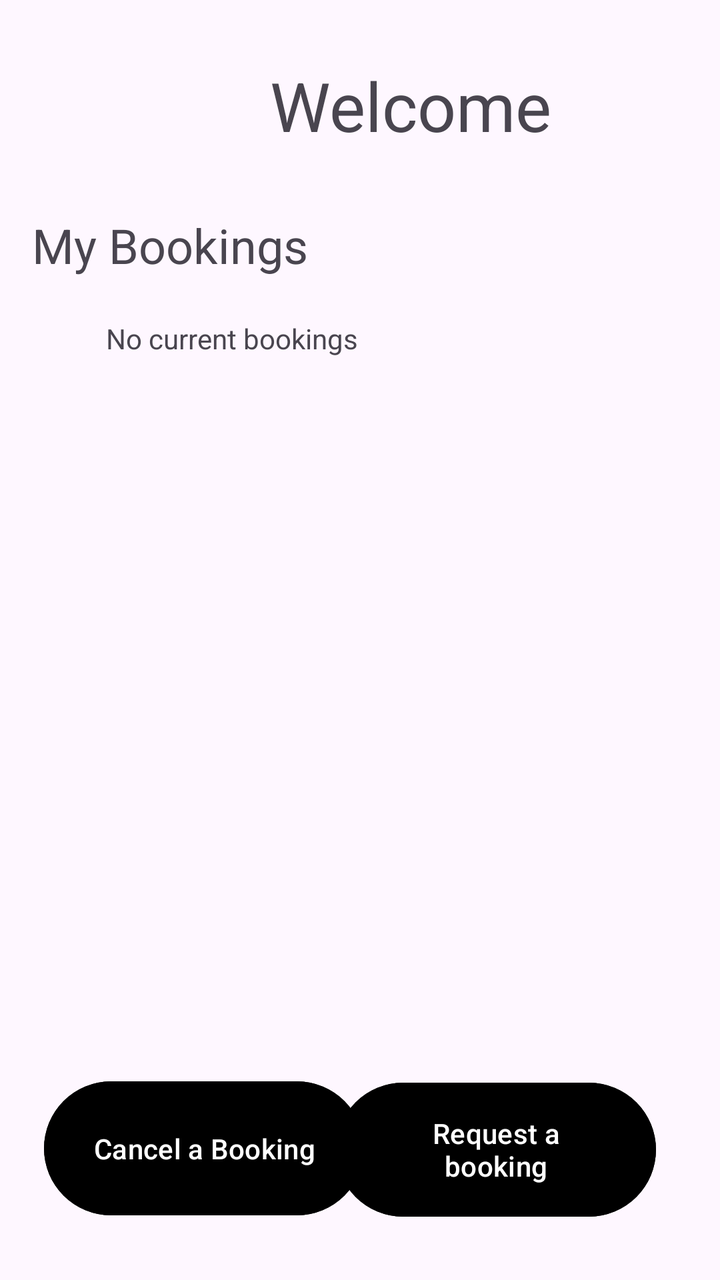
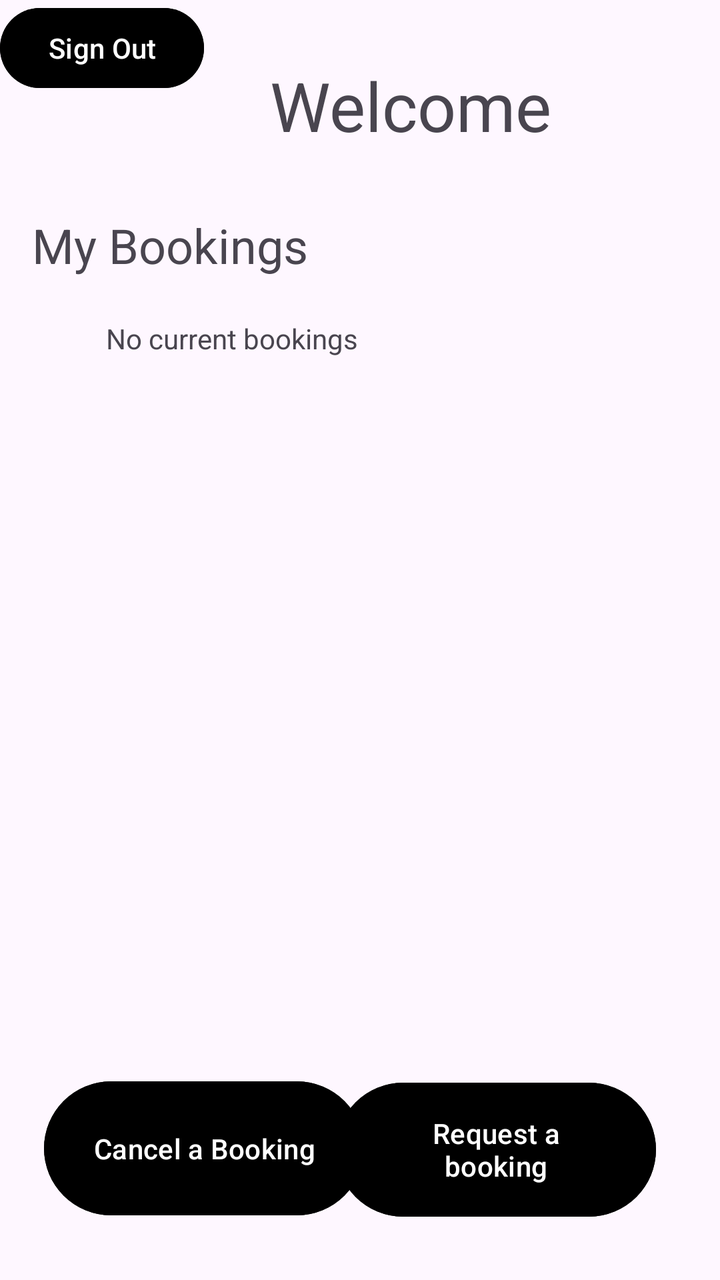

Two renders of the same Android screen: before a commit and after it. Below are the layout's source before the change and the commit's diff.
<!-- AndroidManifest.xml: application theme Theme.COMP2000Project -->
<!-- res/layout/activity_employee_main.xml -->
<?xml version="1.0" encoding="utf-8"?>
<androidx.constraintlayout.widget.ConstraintLayout xmlns:android="http://schemas.android.com/apk/res/android"
    xmlns:app="http://schemas.android.com/apk/res-auto"
    xmlns:tools="http://schemas.android.com/tools"
    android:id="@+id/main"
    android:layout_width="match_parent"
    android:layout_height="match_parent"
    tools:context=".Employee_Main_Activity">

    <TextView
        android:id="@+id/textView7"
        android:layout_width="wrap_content"
        android:layout_height="wrap_content"
        android:layout_marginStart="135dp"
        android:layout_marginTop="30dp"
        android:text="Welcome"
        android:textSize="34sp"
        app:layout_constraintStart_toStartOf="parent"
        app:layout_constraintTop_toTopOf="parent" />

    <TextView
        android:id="@+id/textView8"
        android:layout_width="wrap_content"
        android:layout_height="wrap_content"
        android:layout_marginStart="16dp"
        android:layout_marginTop="31dp"
        android:text="My Bookings"
        android:textSize="24sp"
        app:layout_constraintStart_toStartOf="parent"
        app:layout_constraintTop_toBottomOf="@+id/textView7" />

    <TextView
        android:id="@+id/textView9"
        android:layout_width="wrap_content"
        android:layout_height="wrap_content"
        android:layout_marginStart="53dp"
        android:layout_marginTop="21dp"
        android:text="No current bookings"
        app:layout_constraintStart_toStartOf="parent"
        app:layout_constraintTop_toBottomOf="@+id/textView8" />

    <Button
        android:id="@+id/btnEmployeeBookings"
        android:layout_width="160dp"
        android:layout_height="75dp"
        android:layout_marginStart="22dp"
        android:layout_marginTop="358dp"
        android:backgroundTint="@color/black"
        android:text="Cancel a Booking"
        app:layout_constraintStart_toStartOf="parent"
        app:layout_constraintTop_toBottomOf="@+id/textView9" />

    <Button
        android:id="@+id/btnEmployeeRequest"
        android:layout_width="160dp"
        android:layout_height="75dp"
        android:layout_marginTop="462dp"
        android:layout_marginEnd="32dp"
        android:backgroundTint="@color/black"
        android:text="Request a booking"
        app:layout_constraintEnd_toEndOf="parent"
        app:layout_constraintTop_toBottomOf="@+id/textView7" />
</androidx.constraintlayout.widget.ConstraintLayout>
<!-- resources referenced by this layout -->
<resources>
  <color name="black">#FF000000</color>
  <style name="Theme.COMP2000Project" parent="Base.Theme.COMP2000Project" />
  <style name="Base.Theme.COMP2000Project" parent="Theme.Material3.DayNight.NoActionBar">
          
          
      </style>
</resources>

<!-- the commit's change to res/layout/activity_employee_main.xml (unified diff, before → after) -->
@@ -60,4 +60,14 @@
         android:text="Request a booking"
         app:layout_constraintEnd_toEndOf="parent"
         app:layout_constraintTop_toBottomOf="@+id/textView7" />
+
+    <Button
+        android:id="@+id/btn_signoutemployee"
+        android:layout_width="wrap_content"
+        android:layout_height="wrap_content"
+        android:backgroundTint="@color/black"
+        android:text="Sign Out"
+        android:textColor="@color/white"
+        tools:layout_editor_absoluteX="293dp"
+        tools:layout_editor_absoluteY="16dp" />
 </androidx.constraintlayout.widget.ConstraintLayout>
<!-- resource entries referenced after the edit -->
@@ -1,6 +1,7 @@
 <!-- resources referenced by this layout -->
 <resources>
   <color name="black">#FF000000</color>
+  <color name="white">#FFFFFFFF</color>
   <style name="Theme.COMP2000Project" parent="Base.Theme.COMP2000Project" />
   <style name="Base.Theme.COMP2000Project" parent="Theme.Material3.DayNight.NoActionBar">
           
